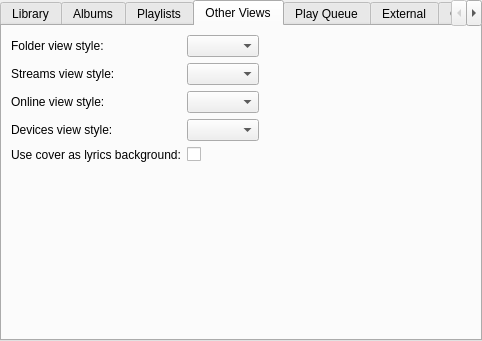
This is gui/interfacesettings.ui in polpo/cantata-mac as Qt 5 draws it before an edit. The edited form follows.
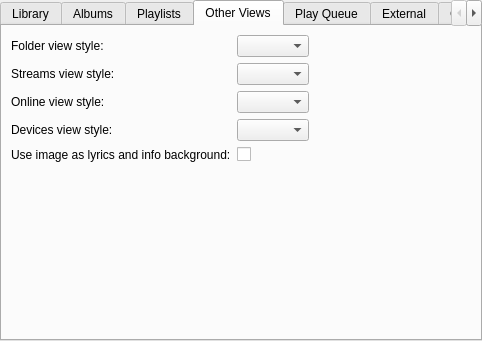
This is the edited form. The open tabs and pages were chosen to show the change. Custom widgets are drawn as their Qt base class.

```diff
--- a/gui/interfacesettings.ui
+++ b/gui/interfacesettings.ui
@@ -303,7 +303,7 @@
        <item row="4" column="0">
         <widget class="BuddyLabel" name="label_5">
          <property name="text">
-          <string>Use cover as lyrics background:</string>
+          <string>Use image as lyrics and info background:</string>
          </property>
          <property name="buddy">
           <cstring>lyricsBgnd</cstring>
```
